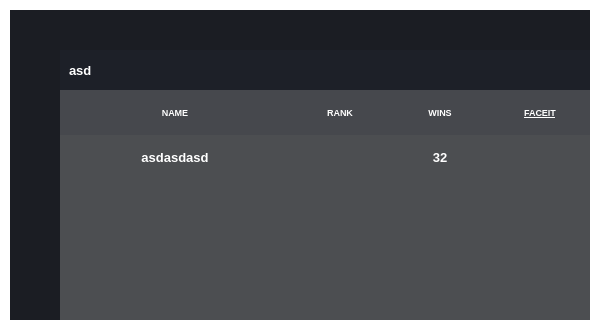
This is ui/main2.ui in rus919/Hardsense_project as Qt 5 draws it before an edit; both pictures show x 0 to 590 and y 0 to 320 of the 700 by 550 pixel window. The edited form follows.
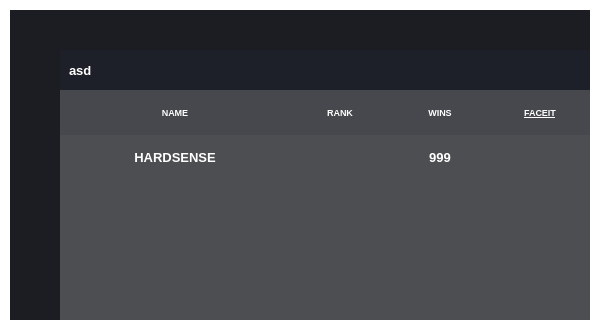
This is the edited form. Icons and pictures are not drawn.

Diff of the .ui file:
```diff
--- a/ui/main2.ui
+++ b/ui/main2.ui
@@ -917,7 +917,7 @@
                        </font>
                       </property>
                       <property name="text">
-                       <string>asdasdasd</string>
+                       <string>HARDSENSE</string>
                       </property>
                       <property name="textFormat">
                        <enum>Qt::AutoText</enum>
@@ -1611,7 +1611,7 @@
                        </font>
                       </property>
                       <property name="text">
-                       <string>32</string>
+                       <string>999</string>
                       </property>
                       <property name="alignment">
                        <set>Qt::AlignCenter</set>
```
